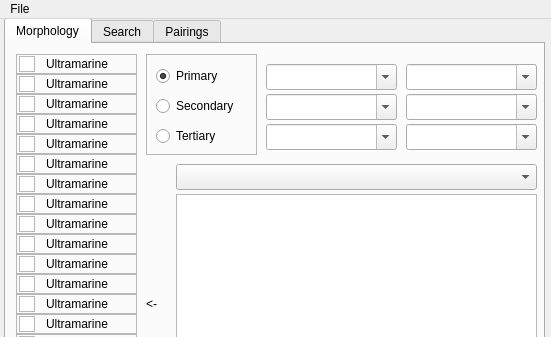
The window that mainwindow.ui (TheCalpolMan/flight-rising-breeding-tracker) describes before a commit, drawn with Qt 5; both pictures show x 0 to 551 and y 0 to 337 of the 551 by 600 pixel window.
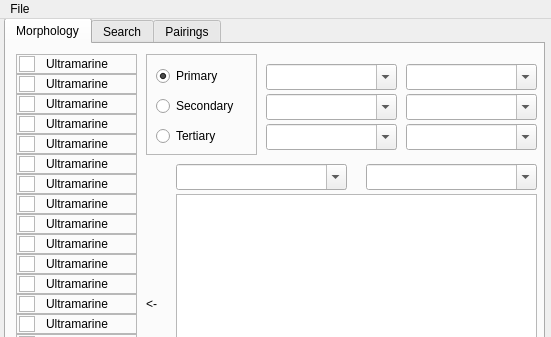
The same window after the commit.

```diff
--- a/mainwindow.ui
+++ b/mainwindow.ui
@@ -1162,10 +1162,13 @@
        <rect>
         <x>170</x>
         <y>120</y>
-        <width>361</width>
+        <width>171</width>
         <height>26</height>
        </rect>
       </property>
+      <property name="editable">
+       <bool>true</bool>
+      </property>
      </widget>
      <widget class="QGraphicsView" name="breedgraphicsview">
       <property name="geometry">
@@ -1177,6 +1180,19 @@
        </rect>
       </property>
      </widget>
+     <widget class="QComboBox" name="eyecombobox">
+      <property name="geometry">
+       <rect>
+        <x>360</x>
+        <y>120</y>
+        <width>171</width>
+        <height>26</height>
+       </rect>
+      </property>
+      <property name="editable">
+       <bool>true</bool>
+      </property>
+     </widget>
     </widget>
     <widget class="QWidget" name="search">
      <attribute name="title">
```
